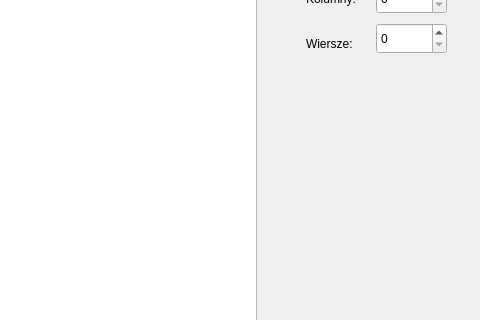
Qt form mainwindow.ui (MateuszGuzy02/GameOfLife) before a commit; both pictures show x 504 to 984 and y 157 to 477 of the 984 by 660 pixel window.
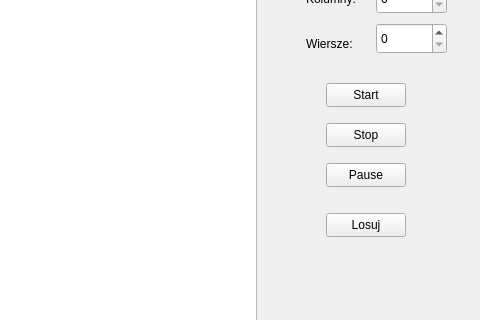
The same form after that commit.

Diff of the .ui file:
```diff
--- a/mainwindow.ui
+++ b/mainwindow.ui
@@ -70,6 +70,58 @@
      </rect>
     </property>
    </widget>
+   <widget class="QPushButton" name="startButton">
+    <property name="geometry">
+     <rect>
+      <x>830</x>
+      <y>240</y>
+      <width>80</width>
+      <height>24</height>
+     </rect>
+    </property>
+    <property name="text">
+     <string>Start</string>
+    </property>
+   </widget>
+   <widget class="QPushButton" name="stopButton">
+    <property name="geometry">
+     <rect>
+      <x>830</x>
+      <y>280</y>
+      <width>80</width>
+      <height>24</height>
+     </rect>
+    </property>
+    <property name="text">
+     <string>Stop</string>
+    </property>
+   </widget>
+   <widget class="QPushButton" name="pauseButton">
+    <property name="geometry">
+     <rect>
+      <x>830</x>
+      <y>320</y>
+      <width>80</width>
+      <height>24</height>
+     </rect>
+    </property>
+    <property name="text">
+     <string>Pause</string>
+    </property>
+   </widget>
+   <widget class="QPushButton" name="randomSeedButton">
+    <property name="geometry">
+     <rect>
+      <x>830</x>
+      <y>370</y>
+      <width>80</width>
+      <height>24</height>
+     </rect>
+    </property>
+    <property name="text">
+     <string>Losuj</string>
+    </property>
+   </widget>
   </widget>
   <widget class="QMenuBar" name="menubar">
    <property name="geometry">
```
